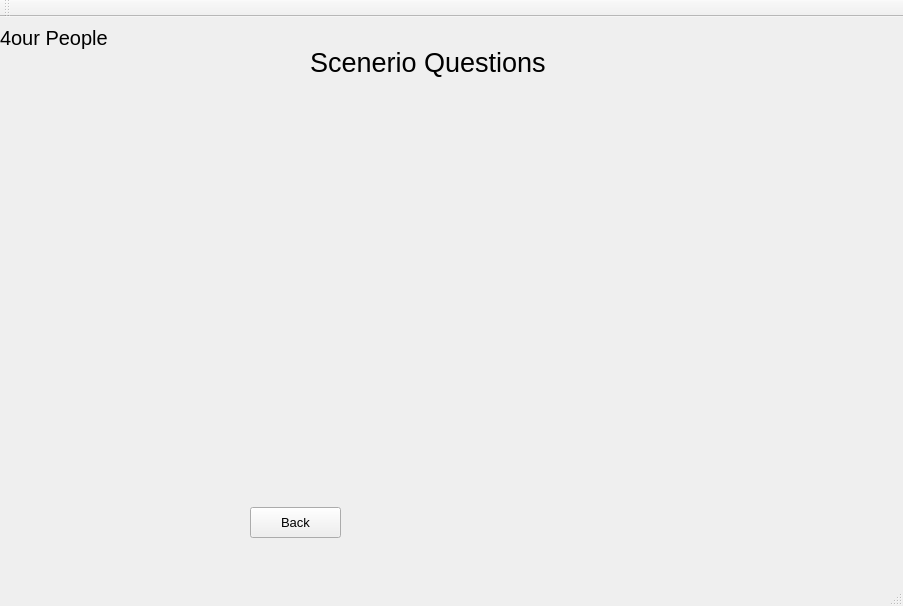
This is qt_cuacs_UI/mainwindow.ui in kalebtesfay/Animal_Shelter_System as Qt 5 draws it before an edit. The edited form follows.
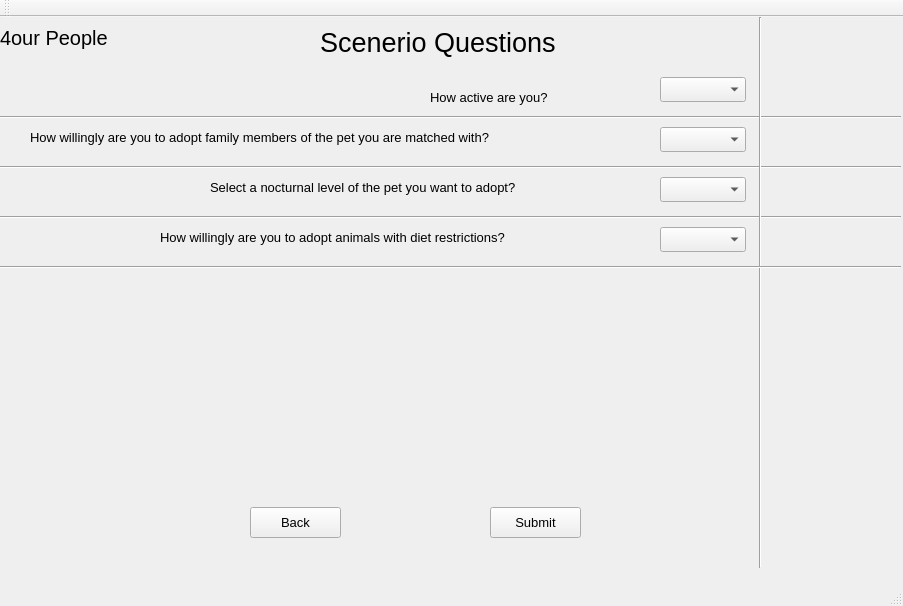
This is the edited form. The open tabs and pages were chosen to show the change.

Commit message: Scenerio Questions added:rocket:

Patch:
```diff
--- a/qt_cuacs_UI/mainwindow.ui
+++ b/qt_cuacs_UI/mainwindow.ui
@@ -3617,8 +3617,8 @@
      <widget class="QLabel" name="label_67">
       <property name="geometry">
        <rect>
-        <x>310</x>
-        <y>20</y>
+        <x>320</x>
+        <y>0</y>
         <width>261</width>
         <height>51</height>
        </rect>
@@ -3632,6 +3632,201 @@
        <string>Scenerio Questions</string>
       </property>
      </widget>
+     <widget class="QLabel" name="label_68">
+      <property name="geometry">
+       <rect>
+        <x>430</x>
+        <y>70</y>
+        <width>131</width>
+        <height>21</height>
+       </rect>
+      </property>
+      <property name="font">
+       <font>
+        <pointsize>10</pointsize>
+       </font>
+      </property>
+      <property name="text">
+       <string>How active are you?</string>
+      </property>
+     </widget>
+     <widget class="QPushButton" name="pushButton_35">
+      <property name="geometry">
+       <rect>
+        <x>490</x>
+        <y>490</y>
+        <width>91</width>
+        <height>31</height>
+       </rect>
+      </property>
+      <property name="font">
+       <font>
+        <pointsize>10</pointsize>
+       </font>
+      </property>
+      <property name="text">
+       <string>Submit</string>
+      </property>
+     </widget>
+     <widget class="QComboBox" name="comboBox_6">
+      <property name="geometry">
+       <rect>
+        <x>660</x>
+        <y>60</y>
+        <width>86</width>
+        <height>25</height>
+       </rect>
+      </property>
+     </widget>
+     <widget class="QComboBox" name="comboBox_17">
+      <property name="geometry">
+       <rect>
+        <x>660</x>
+        <y>110</y>
+        <width>86</width>
+        <height>25</height>
+       </rect>
+      </property>
+     </widget>
+     <widget class="QLabel" name="label_213">
+      <property name="geometry">
+       <rect>
+        <x>30</x>
+        <y>110</y>
+        <width>531</width>
+        <height>21</height>
+       </rect>
+      </property>
+      <property name="font">
+       <font>
+        <pointsize>10</pointsize>
+       </font>
+      </property>
+      <property name="text">
+       <string>How willingly are you to adopt family members of the pet you are matched with? </string>
+      </property>
+     </widget>
+     <widget class="Line" name="line_5">
+      <property name="geometry">
+       <rect>
+        <x>0</x>
+        <y>90</y>
+        <width>901</width>
+        <height>20</height>
+       </rect>
+      </property>
+      <property name="orientation">
+       <enum>Qt::Horizontal</enum>
+      </property>
+     </widget>
+     <widget class="QLabel" name="label_214">
+      <property name="geometry">
+       <rect>
+        <x>210</x>
+        <y>160</y>
+        <width>351</width>
+        <height>21</height>
+       </rect>
+      </property>
+      <property name="font">
+       <font>
+        <pointsize>10</pointsize>
+       </font>
+      </property>
+      <property name="text">
+       <string>Select a nocturnal level of the pet you want to adopt?</string>
+      </property>
+     </widget>
+     <widget class="Line" name="line_6">
+      <property name="geometry">
+       <rect>
+        <x>0</x>
+        <y>140</y>
+        <width>901</width>
+        <height>20</height>
+       </rect>
+      </property>
+      <property name="orientation">
+       <enum>Qt::Horizontal</enum>
+      </property>
+     </widget>
+     <widget class="QComboBox" name="comboBox_18">
+      <property name="geometry">
+       <rect>
+        <x>660</x>
+        <y>160</y>
+        <width>86</width>
+        <height>25</height>
+       </rect>
+      </property>
+     </widget>
+     <widget class="Line" name="line_7">
+      <property name="geometry">
+       <rect>
+        <x>0</x>
+        <y>190</y>
+        <width>901</width>
+        <height>20</height>
+       </rect>
+      </property>
+      <property name="orientation">
+       <enum>Qt::Horizontal</enum>
+      </property>
+     </widget>
+     <widget class="Line" name="line_8">
+      <property name="geometry">
+       <rect>
+        <x>750</x>
+        <y>0</y>
+        <width>20</width>
+        <height>551</height>
+       </rect>
+      </property>
+      <property name="orientation">
+       <enum>Qt::Vertical</enum>
+      </property>
+     </widget>
+     <widget class="QComboBox" name="comboBox_19">
+      <property name="geometry">
+       <rect>
+        <x>660</x>
+        <y>210</y>
+        <width>86</width>
+        <height>25</height>
+       </rect>
+      </property>
+     </widget>
+     <widget class="Line" name="line_9">
+      <property name="geometry">
+       <rect>
+        <x>0</x>
+        <y>240</y>
+        <width>901</width>
+        <height>20</height>
+       </rect>
+      </property>
+      <property name="orientation">
+       <enum>Qt::Horizontal</enum>
+      </property>
+     </widget>
+     <widget class="QLabel" name="label_215">
+      <property name="geometry">
+       <rect>
+        <x>160</x>
+        <y>210</y>
+        <width>401</width>
+        <height>21</height>
+       </rect>
+      </property>
+      <property name="font">
+       <font>
+        <pointsize>10</pointsize>
+       </font>
+      </property>
+      <property name="text">
+       <string>How willingly are you to adopt animals with diet restrictions?</string>
+      </property>
+     </widget>
     </widget>
    </widget>
   </widget>
```
The commit also changes 1 other file.
